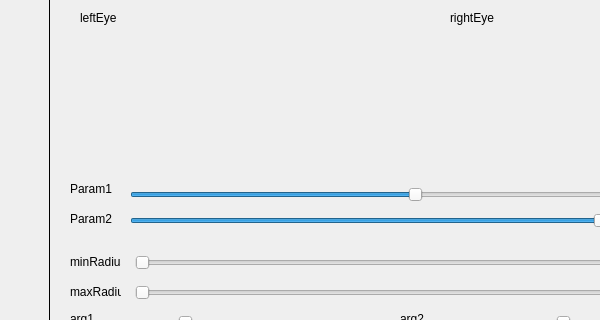
Old version of the form GUImain.ui in the repository stepacool/Eye-Tracker; both pictures show x 630 to 1230 and y 178 to 498 of the 1366 by 649 pixel window.
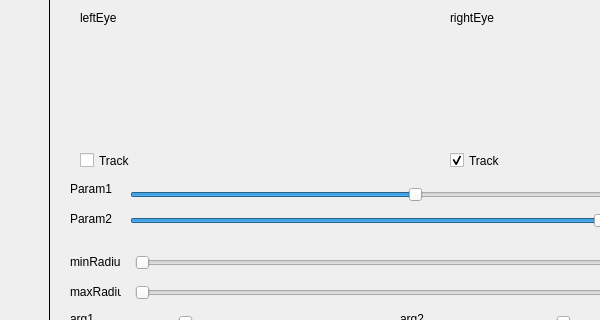
New version of the form.

Commit message: Optimization, toggleable tracking for both eyes

The edit to the form file:
```diff
--- a/GUImain.ui
+++ b/GUImain.ui
@@ -349,6 +349,35 @@
      <string>Start</string>
     </property>
    </widget>
+   <widget class="QCheckBox" name="leftEyeCheckbox">
+    <property name="geometry">
+     <rect>
+      <x>710</x>
+      <y>330</y>
+      <width>70</width>
+      <height>17</height>
+     </rect>
+    </property>
+    <property name="text">
+     <string>Track</string>
+    </property>
+   </widget>
+   <widget class="QCheckBox" name="rightEyeCheckbox">
+    <property name="geometry">
+     <rect>
+      <x>1080</x>
+      <y>330</y>
+      <width>70</width>
+      <height>17</height>
+     </rect>
+    </property>
+    <property name="text">
+     <string>Track</string>
+    </property>
+    <property name="checked">
+     <bool>true</bool>
+    </property>
+   </widget>
   </widget>
   <widget class="QMenuBar" name="menubar">
    <property name="geometry">
```
The commit also changes 1 other file.
